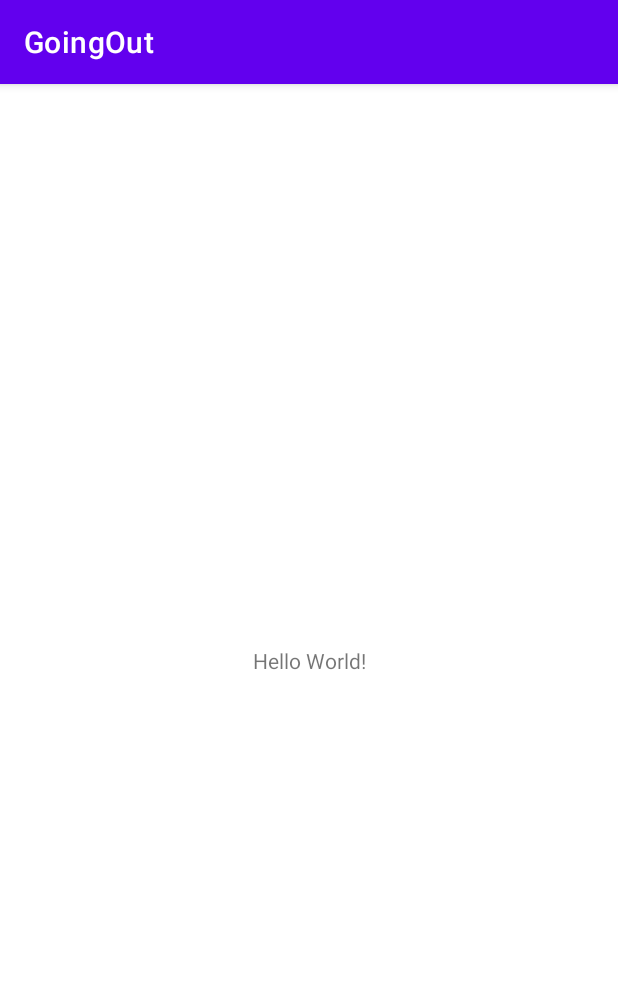
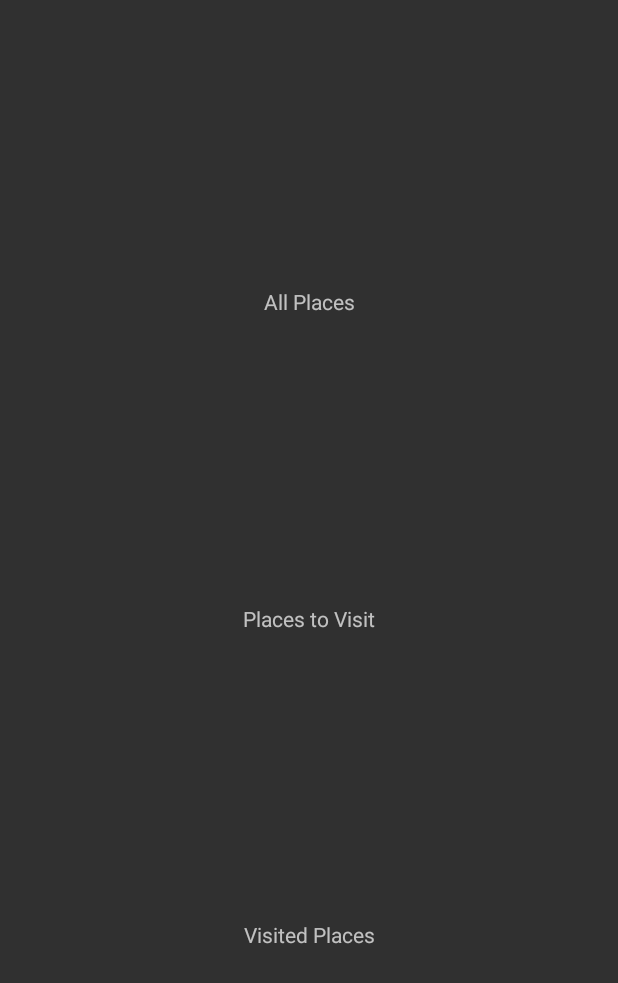
Before and after one commit to meduardoscervantes/GoingOut, an Android app: the screen it shows after launch (MainActivity), on a phone screen of 412 x 824 dp. Shown: the top 983 px of the screen. Run offline under Robolectric (Android 15) with nearby library versions, the phone set to English and light mode, and no system bars.

Commit message:
Added the HomeScreen

```diff
--- /dev/null
+++ b/app/src/main/java/com/example/goingout/fragments/HomeScreenFragment.java
@@ -0,0 +1,41 @@
+package com.example.goingout.fragments;
+
+import android.os.Bundle;
+
+import androidx.annotation.NonNull;
+import androidx.annotation.Nullable;
+import androidx.fragment.app.Fragment;
+
+import android.view.LayoutInflater;
+import android.view.View;
+import android.view.ViewGroup;
+
+import com.example.goingout.R;
+
+public class HomeScreenFragment extends Fragment {
+
+    public HomeScreenFragment() {
+        // Required empty public constructor
+    }
+    public static HomeScreenFragment newInstance() {
+        HomeScreenFragment fragment = new HomeScreenFragment();
+        return fragment;
+    }
+
+    @Override
+    public void onCreate(Bundle savedInstanceState) {
+        super.onCreate(savedInstanceState);
+    }
+
+    @Override
+    public void onViewCreated(@NonNull View view, @Nullable Bundle savedInstanceState) {
+        super.onViewCreated(view, savedInstanceState);
+    }
+
+    @Override
+    public View onCreateView(LayoutInflater inflater, ViewGroup container,
+                             Bundle savedInstanceState) {
+        // Inflate the layout for this fragment
+        return inflater.inflate(R.layout.fragment_home_screen, container, false);
+    }
+}
--- a/app/src/main/res/layout/activity_main.xml
+++ b/app/src/main/res/layout/activity_main.xml
@@ -6,13 +6,12 @@
     android:layout_height="match_parent"
     tools:context=".MainActivity">
 
-    <TextView
-        android:layout_width="wrap_content"
-        android:layout_height="wrap_content"
-        android:text="Hello World!"
-        app:layout_constraintBottom_toBottomOf="parent"
-        app:layout_constraintLeft_toLeftOf="parent"
-        app:layout_constraintRight_toRightOf="parent"
-        app:layout_constraintTop_toTopOf="parent" />
 
+    <fragment
+        android:id="@+id/fragment"
+        android:name="androidx.navigation.fragment.NavHostFragment"
+        android:layout_width="match_parent"
+        android:layout_height="match_parent"
+        app:defaultNavHost="true"
+        app:navGraph="@navigation/nav"/>
 </androidx.constraintlayout.widget.ConstraintLayout>
--- /dev/null
+++ b/app/src/main/res/layout/fragment_home_screen.xml
@@ -0,0 +1,42 @@
+<?xml version="1.0" encoding="utf-8"?>
+<androidx.constraintlayout.widget.ConstraintLayout xmlns:android="http://schemas.android.com/apk/res/android"
+    xmlns:tools="http://schemas.android.com/tools"
+    android:layout_width="match_parent"
+    android:layout_height="match_parent"
+    xmlns:app="http://schemas.android.com/apk/res-auto"
+    tools:context=".fragments.HomeScreenFragment">
+
+    <TextView
+        android:id="@+id/all_places"
+        android:layout_width="wrap_content"
+        android:layout_height="wrap_content"
+        android:text="All Places"
+        app:layout_constraintBottom_toTopOf="@+id/to_visit"
+        app:layout_constraintEnd_toEndOf="parent"
+        app:layout_constraintHorizontal_bias="0.5"
+        app:layout_constraintStart_toStartOf="parent"
+        app:layout_constraintTop_toTopOf="parent" />
+
+    <TextView
+        android:id="@+id/to_visit"
+        android:layout_width="wrap_content"
+        android:layout_height="wrap_content"
+        android:text="Places to Visit"
+        app:layout_constraintBottom_toTopOf="@+id/visited"
+        app:layout_constraintEnd_toEndOf="parent"
+        app:layout_constraintHorizontal_bias="0.5"
+        app:layout_constraintStart_toStartOf="parent"
+        app:layout_constraintTop_toBottomOf="@+id/all_places" />
+
+    <TextView
+        android:id="@+id/visited"
+        android:layout_width="wrap_content"
+        android:layout_height="wrap_content"
+        android:text="Visited Places"
+        app:layout_constraintBottom_toBottomOf="parent"
+        app:layout_constraintEnd_toEndOf="parent"
+        app:layout_constraintHorizontal_bias="0.5"
+        app:layout_constraintStart_toStartOf="parent"
+        app:layout_constraintTop_toBottomOf="@+id/to_visit" />
+
+</androidx.constraintlayout.widget.ConstraintLayout>
--- /dev/null
+++ b/app/src/main/res/navigation/nav.xml
@@ -0,0 +1,13 @@
+<?xml version="1.0" encoding="utf-8"?>
+<navigation xmlns:android="http://schemas.android.com/apk/res/android"
+    xmlns:app="http://schemas.android.com/apk/res-auto"
+    xmlns:tools="http://schemas.android.com/tools"
+    android:id="@+id/nav"
+    app:startDestination="@id/homeScreenFragment">
+
+    <fragment
+        android:id="@+id/homeScreenFragment"
+        android:name="com.example.goingout.fragments.HomeScreenFragment"
+        android:label="fragment_home_screen"
+        tools:layout="@layout/fragment_home_screen" />
+</navigation>
--- a/app/src/main/res/values/strings.xml
+++ b/app/src/main/res/values/strings.xml
@@ -1,3 +1,5 @@
 <resources>
     <string name="app_name">GoingOut</string>
+    <!-- TODO: Remove or change this placeholder text -->
+    <string name="hello_blank_fragment">Hello blank fragment</string>
 </resources>
--- a/app/src/main/res/values/themes.xml
+++ b/app/src/main/res/values/themes.xml
@@ -1,6 +1,6 @@
 <resources xmlns:tools="http://schemas.android.com/tools">
     <!-- Base application theme. -->
-    <style name="Theme.GoingOut" parent="Theme.MaterialComponents.DayNight.DarkActionBar">
+    <style name="Theme.GoingOut" parent="Theme.AppCompat.NoActionBar">
         <!-- Primary brand color. -->
         <item name="colorPrimary">@color/purple_500</item>
         <item name="colorPrimaryVariant">@color/purple_700</item>
```
